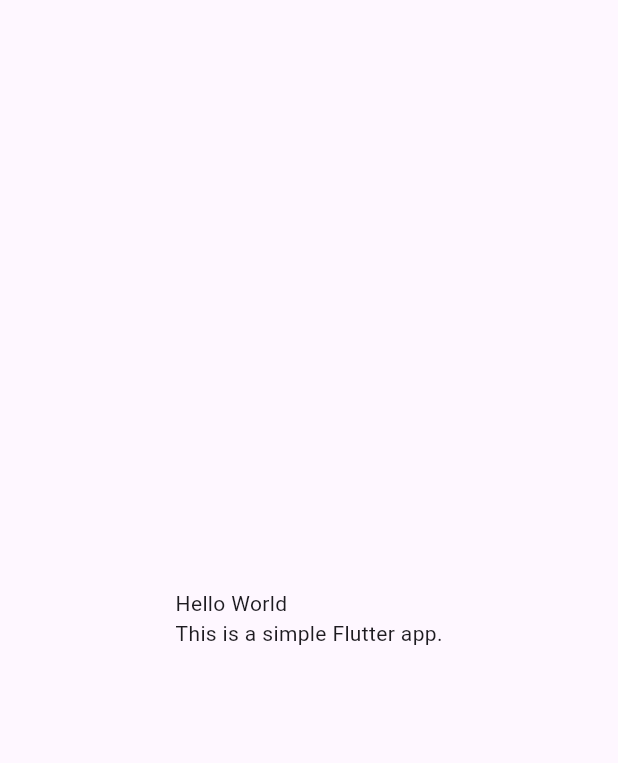
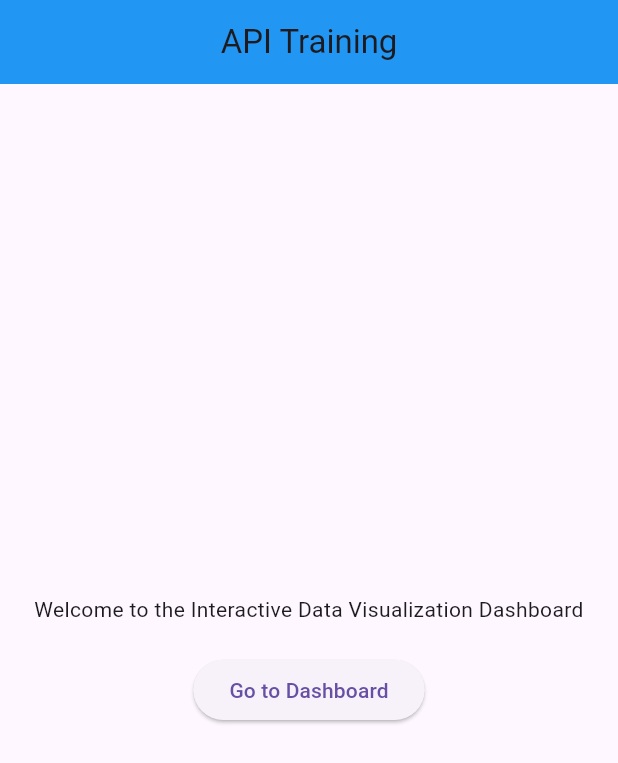
Before and after one commit to Rojit-1999/flutterWeb, a Flutter app: the screen it shows after launch, on a phone screen of 412 x 824 dp. Shown: the top 763 px of the screen. Run offline on Flutter 3.47's test engine with Material 3 defaults, Android fonts, the phone set to English and light mode, and no system bars.

```diff
--- a/lib/main.dart
+++ b/lib/main.dart
@@ -1,5 +1,5 @@
 import 'package:flutter/material.dart';
-import 'package:flutter/widgets.dart';
+import 'package:flutter_application_1/widgets/navigation/navigationbar.dart';
 
 void main() {
   runApp(const MainApp());
@@ -11,11 +11,8 @@ class MainApp extends StatelessWidget {
   @override
   Widget build(BuildContext context) {
     return const MaterialApp(
-      home: Scaffold(
-        body: Center(
-          child: Text('Hello World\nThis is a simple Flutter app.'),
-        ),
-      ),
+      title: "API Training",
+      home: Navbar(),
     );
   }
 }
--- /dev/null
+++ b/lib/widgets/navigation/dashboard.dart
@@ -0,0 +1,83 @@
+import 'dart:async';
+import 'dart:convert';
+
+import 'package:flutter/material.dart';
+import 'package:http/http.dart' as http;
+
+Future<Album> fetchAlbum() async {
+  final response = await http.get(
+    Uri.parse('https://jsonplaceholder.typicode.com/albums/1'),
+  );
+
+  if (response.statusCode == 200) {
+    return Album.fromJson(jsonDecode(response.body) as Map<String, dynamic>);
+  } else {
+    throw Exception('Failed to load album');
+  }
+}
+
+class Album {
+  final int userId;
+  final int id;
+  final String title;
+
+  const Album({required this.userId, required this.id, required this.title});
+
+  factory Album.fromJson(Map<String, dynamic> json) {
+    return switch (json) {
+      {'userId': int userId, 'id': int id, 'title': String title} => Album(
+          userId: userId,
+          id: id,
+          title: title,
+        ),
+      _ => throw const FormatException('Failed to load album.'),
+    };
+  }
+}
+
+void main() => runApp(const Dashboard());
+
+class Dashboard extends StatefulWidget {
+  const Dashboard({super.key});
+
+  @override
+  State<Dashboard> createState() => _MyAppState();
+}
+
+class _MyAppState extends State<Dashboard> {
+  late Future<Album> futureAlbum;
+
+  @override
+  void initState() {
+    super.initState();
+    futureAlbum = fetchAlbum();
+  }
+
+  @override
+  Widget build(BuildContext context) {
+    return MaterialApp(
+      title: 'Fetch Data Example',
+      theme: ThemeData(
+        colorScheme: ColorScheme.fromSeed(seedColor: Colors.deepPurple),
+      ),
+      home: Scaffold(
+        appBar: AppBar(title: const Text('Fetch Data Example')),
+        body: Center(
+          child: FutureBuilder<Album>(
+            future: futureAlbum,
+            builder: (context, snapshot) {
+              if (snapshot.hasData) {
+                return Text(snapshot.data!.title);
+              } else if (snapshot.hasError) {
+                return Text('${snapshot.error}');
+              }
+
+              // By default, show a loading spinner.
+              return const CircularProgressIndicator();
+            },
+          ),
+        ),
+      ),
+    );
+  }
+}
--- /dev/null
+++ b/lib/widgets/navigation/navigationbar.dart
@@ -0,0 +1,40 @@
+import 'package:flutter/material.dart';
+import 'dashboard.dart'; // Import the Dashboard page
+
+class Navbar extends StatelessWidget {
+  const Navbar({super.key});
+
+  @override
+  Widget build(BuildContext context) {
+    return Scaffold(
+      appBar: AppBar(
+        centerTitle: true,
+        backgroundColor: Colors.blue,
+        title: const Text("API Training"),
+      ),
+      body: Center(
+        child: SingleChildScrollView(
+          child: Column(
+            mainAxisSize: MainAxisSize.min,
+            children: [
+              const Text(
+                "Welcome to the Interactive Data Visualization Dashboard",
+                textAlign: TextAlign.center,
+              ),
+              const SizedBox(height: 20),
+              ElevatedButton(
+                onPressed: () {
+                  Navigator.push(
+                    context,
+                    MaterialPageRoute(builder: (context) => const Dashboard()),
+                  );
+                },
+                child: const Text("Go to Dashboard"),
+              ),
+            ],
+          ),
+        ),
+      ),
+    );
+  }
+}
--- a/pubspec.yaml
+++ b/pubspec.yaml
@@ -1,14 +1,15 @@
 name: flutter_application_1
 description: "A new Flutter project."
-publish_to: 'none'
+publish_to: "none"
 version: 0.1.0
 
 environment:
-  sdk: '>=3.3.4 <4.0.0'
+  sdk: ">=3.3.4 <4.0.0"
 
 dependencies:
   flutter:
     sdk: flutter
+  http: ^1.2.2
 
 dev_dependencies:
   flutter_test:
```
Also changed, not shown: pubspec.lock.
